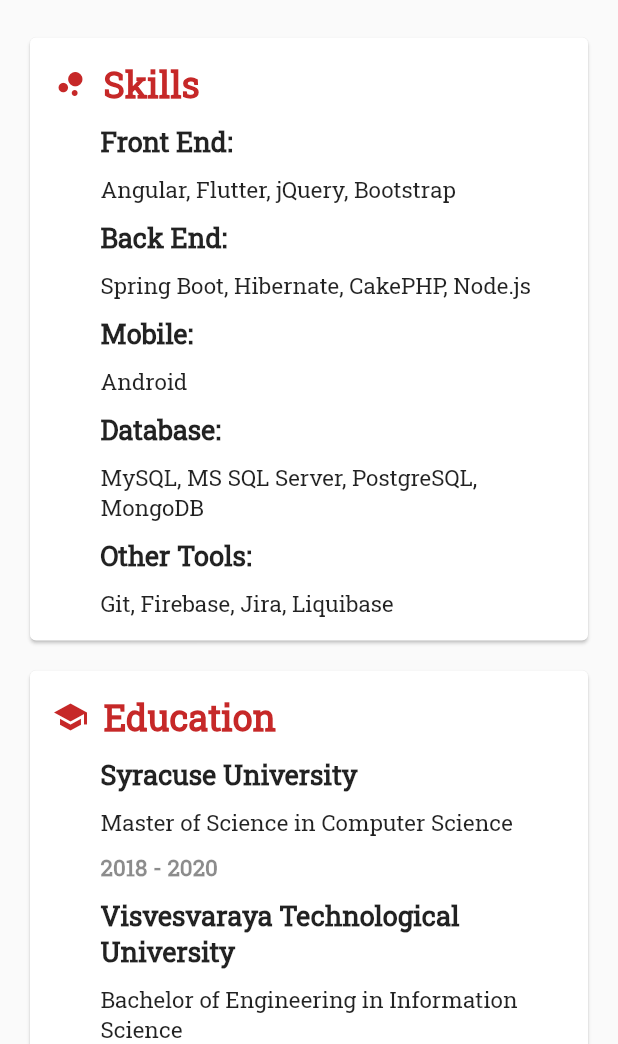
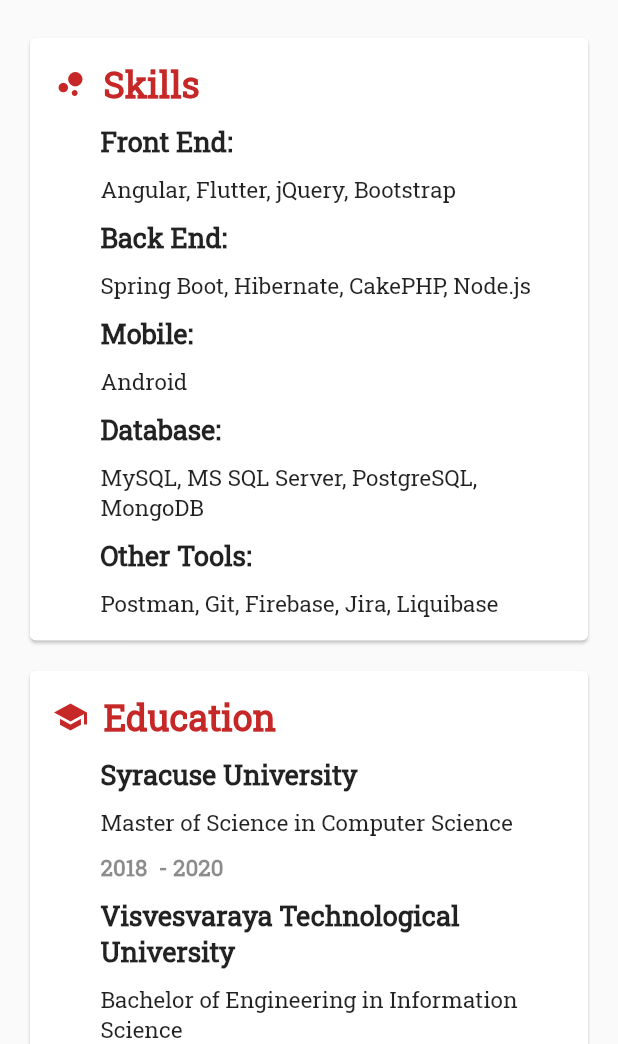
Before and after one commit to madhujgowda/Personal-Flutter-Website, a Flutter app: the screen it shows after launch, on a phone screen of 412 x 824 dp, the part 192-1236 px from its top. Run offline on Flutter 3.47's test engine with Material 2 defaults, Android fonts, the phone set to English and light mode, and no system bars.

Commit message:
Bug fixes

```diff
--- a/lib/fragments/about_me.dart
+++ b/lib/fragments/about_me.dart
@@ -42,7 +42,7 @@
           child: Align(
             alignment: Alignment.topLeft,
             child: Text(
-              fieldHeader + ":",
+              fieldHeader + ": ",
               style: TextStyle(
                 fontSize: 18,
                 color: Colors.black87,
@@ -66,7 +66,7 @@
               child: Align(
                 alignment: Alignment.topLeft,
                 child: Text(
-                  fieldBody,
+                  fieldBody + " ",
                   style: TextStyle(
                     fontSize: 15,
                     color: Colors.black87,
@@ -261,7 +261,7 @@
                               skillBody(
                                   "MySQL, MS SQL Server, PostgreSQL, MongoDB"),
                               skillHeader("Other Tools"),
-                              skillBody("Git, Firebase, Jira, Liquibase"),
+                              skillBody("Postman, Git, Firebase, Jira, Liquibase"),
                             ],
                           ),
                         );
@@ -322,7 +322,7 @@
                                       child: Column(
                                         children: [
                                           skillHeader("Other Tools"),
-                                          skillBody("Git, Firebase, Jira, Liquibase"),
+                                          skillBody("Postman, Git, Firebase, Jira, Liquibase"),
                                         ],
                                       ),
                                     ),
@@ -350,19 +350,19 @@
                       child: Column(
                         children: [
                           educationCard(
-                              "Syracuse University",
-                              "Syracuse, NY",
+                              "Syracuse University ",
+                              "Syracuse, NY ",
                               "Master of Science",
-                              "Computer Science",
-                              "2018",
-                              "2020"),
+                              "Computer Science ",
+                              "2018 ",
+                              "2020 "),
                           educationCard(
-                              "Visvesvaraya Technological University",
-                              "Bengaluru, India",
+                              "Visvesvaraya Technological University ",
+                              "Bengaluru, India ",
                               "Bachelor of Engineering",
-                              "Information Science",
-                              "2013",
-                              "2017"),
+                              "Information Science ",
+                              "2013 ",
+                              "2017 "),
                         ],
                       ),
                     ),
--- a/lib/fragments/projects.dart
+++ b/lib/fragments/projects.dart
@@ -163,7 +163,7 @@
                   child: Column(
                     children: [
                       projectCard(
-                          "Android App - 'Events & Party'",
+                          "Android App - 'Events & Party' ",
                           "This app was developed as the final project for the course Android Programming where the users will be able to post the events and register for those events by searching them. \nFeatures: Google Sign in for Authentication, Rest APIs, Android Jetpack, Android App Bundles and Firebase",
                           "",
                           "Sep 2018",
@@ -229,7 +229,7 @@
                   child: Column(
                     children: [
                       projectCard(
-                          "Android App - ‘IRTEICT 2017’",
+                          "Android App - ‘IRTEICT 2017’ ",
                           "Solved the problems for the authors to register for the conference and to notify the important conference dates to the user using Firebase Cloud Messaging. Used Spring REST for the backend.",
                           "",
                           "May 2017",
@@ -251,7 +251,7 @@
                   child: Column(
                     children: [
                       projectCard(
-                          "Android App - ‘Kalaavaibhava 2k16’ -",
+                          "Android App - ‘Kalaavaibhava 2k16’ ",
                           "Developed the interactive app to facilitate the students to browse about the events and respective winners for the college fest.",
                           "",
                           "Mar 2016",
```
Also changed, not shown: lib/fragments/certificates.dart (+26 -4 lines), lib/fragments/work_experience.dart (+4 -4 lines).
